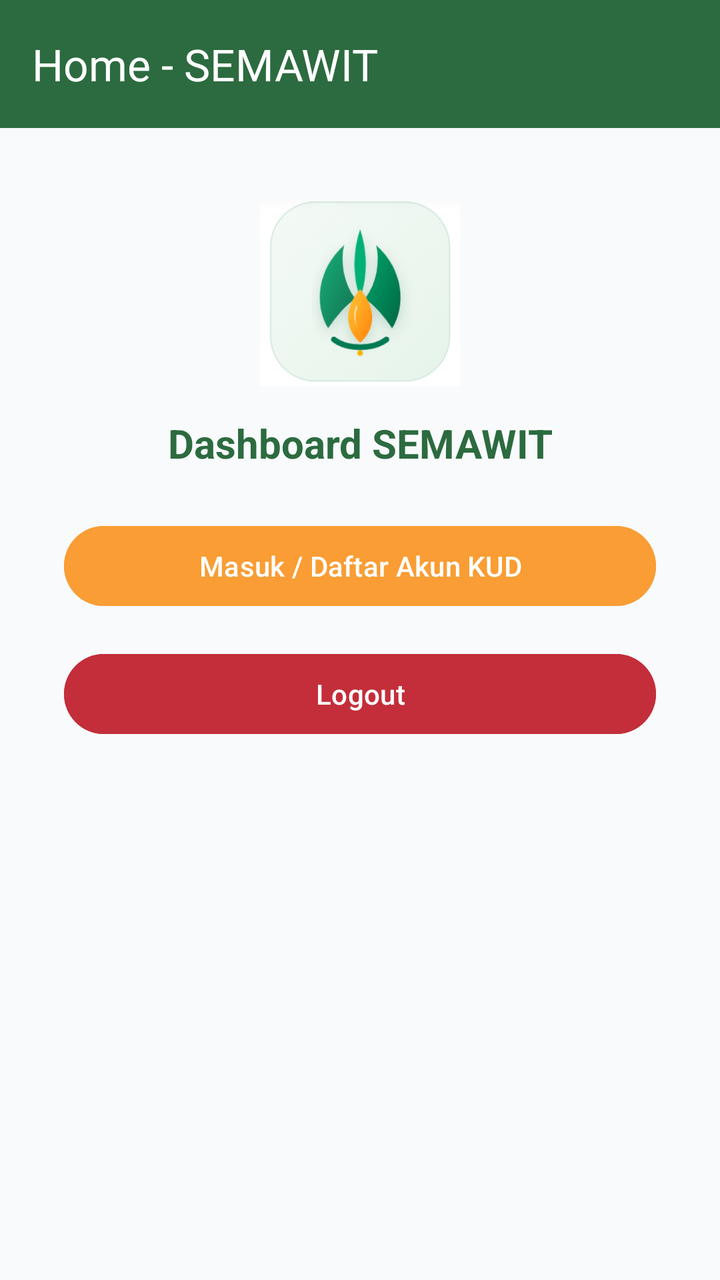
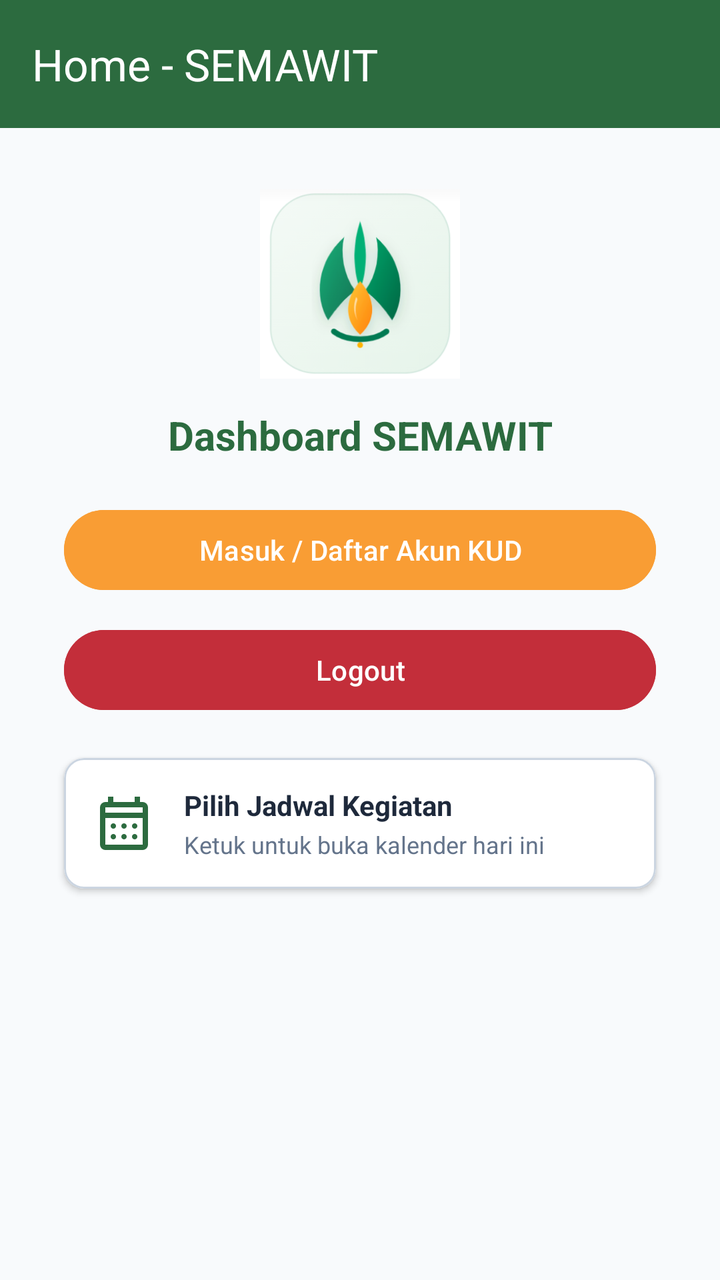

The first picture is an Android layout as it rendered before a commit; the second is the same layout after the commit. The layout source and the unified diff follow.
<!-- AndroidManifest.xml: application theme Theme.WDIoreo -->
<!-- res/layout/fragment_home.xml -->
<?xml version="1.0" encoding="utf-8"?>
<androidx.constraintlayout.widget.ConstraintLayout xmlns:android="http://schemas.android.com/apk/res/android"
    xmlns:app="http://schemas.android.com/apk/res-auto"
    android:layout_width="match_parent"
    android:layout_height="match_parent"
    android:background="#F8FAFC">

    <androidx.appcompat.widget.Toolbar
        android:id="@+id/toolbarHome"
        android:layout_width="match_parent"
        android:layout_height="?attr/actionBarSize"
        android:background="@color/primary_green"
        app:layout_constraintTop_toTopOf="parent"
        app:title="Home - SEMAWIT"
        app:titleTextColor="@android:color/white" />

    <ImageView
        android:id="@+id/ivLogoHome"
        android:layout_width="100dp"
        android:layout_height="100dp"
        android:layout_marginTop="32dp"
        android:src="@drawable/logo_semawit"
        app:layout_constraintEnd_toEndOf="parent"
        app:layout_constraintStart_toStartOf="parent"
        app:layout_constraintTop_toBottomOf="@id/toolbarHome" />

    <TextView
        android:id="@+id/tvWelcome"
        android:layout_width="wrap_content"
        android:layout_height="wrap_content"
        android:layout_marginTop="12dp"
        android:text="Dashboard SEMAWIT"
        android:textColor="@color/primary_green"
        android:textSize="20sp"
        android:textStyle="bold"
        app:layout_constraintEnd_toEndOf="parent"
        app:layout_constraintStart_toStartOf="parent"
        app:layout_constraintTop_toBottomOf="@id/ivLogoHome" />

    <Button
        android:id="@+id/btnKUDWeb"
        android:layout_width="0dp"
        android:layout_height="wrap_content"
        android:layout_marginHorizontal="32dp"
        android:layout_marginTop="24dp"
        android:backgroundTint="@color/secondary_orange"
        android:text="Masuk / Daftar Akun KUD"
        android:textColor="@color/white"
        app:layout_constraintEnd_toEndOf="parent"
        app:layout_constraintStart_toStartOf="parent"
        app:layout_constraintTop_toBottomOf="@id/tvWelcome" />

    <Button
        android:id="@+id/btnLogout"
        android:layout_width="0dp"
        android:layout_height="wrap_content"
        android:layout_marginHorizontal="32dp"
        android:layout_marginTop="16dp"
        android:backgroundTint="@color/tertiary_red"
        android:text="Logout"
        android:textColor="@color/white"
        app:layout_constraintEnd_toEndOf="parent"
        app:layout_constraintStart_toStartOf="parent"
        app:layout_constraintTop_toBottomOf="@id/btnKUDWeb" />

</androidx.constraintlayout.widget.ConstraintLayout>
<!-- resources referenced by this layout -->
<resources>
  <color name="primary_green">#2C6B3F</color>
  <color name="secondary_orange">#F99D34</color>
  <color name="tertiary_red">#C32E3A</color>
  <color name="white">#FFFFFFFF</color>
  <!-- drawable logo_semawit: png bitmap (drawable, 206277 bytes) -->
  <style name="Theme.WDIoreo" parent="Base.Theme.WDIoreo" />
  <style name="Base.Theme.WDIoreo" parent="Theme.Material3.DayNight.NoActionBar">
          
          <item name="colorPrimary">@color/primary_green</item>
          <item name="colorSecondary">@color/secondary_orange</item>
          <item name="colorTertiary">@color/tertiary_red</item>
  
          
          <item name="android:statusBarColor">@color/primary_green</item>
      </style>
</resources>

<!-- the commit's change to res/layout/fragment_home.xml (unified diff, before → after) -->
@@ -18,7 +18,7 @@
         android:id="@+id/ivLogoHome"
         android:layout_width="100dp"
         android:layout_height="100dp"
-        android:layout_marginTop="32dp"
+        android:layout_marginTop="28dp"
         android:src="@drawable/logo_semawit"
         app:layout_constraintEnd_toEndOf="parent"
         app:layout_constraintStart_toStartOf="parent"
@@ -42,7 +42,7 @@
         android:layout_width="0dp"
         android:layout_height="wrap_content"
         android:layout_marginHorizontal="32dp"
-        android:layout_marginTop="24dp"
+        android:layout_marginTop="20dp"
         android:backgroundTint="@color/secondary_orange"
         android:text="Masuk / Daftar Akun KUD"
         android:textColor="@color/white"
@@ -55,7 +55,7 @@
         android:layout_width="0dp"
         android:layout_height="wrap_content"
         android:layout_marginHorizontal="32dp"
-        android:layout_marginTop="16dp"
+        android:layout_marginTop="12dp"
         android:backgroundTint="@color/tertiary_red"
         android:text="Logout"
         android:textColor="@color/white"
@@ -63,4 +63,64 @@
         app:layout_constraintStart_toStartOf="parent"
         app:layout_constraintTop_toBottomOf="@id/btnKUDWeb" />
 
+    <com.google.android.material.card.MaterialCardView
+        android:id="@+id/cardDatePicker"
+        android:layout_width="0dp"
+        android:layout_height="wrap_content"
+        android:layout_marginHorizontal="32dp"
+        android:layout_marginTop="20dp"
+        android:clickable="true"
+        android:focusable="true"
+        app:cardBackgroundColor="#FFFFFF"
+        app:cardCornerRadius="10dp"
+        app:cardElevation="2dp"
+        app:strokeColor="#CBD5E1"
+        app:strokeWidth="1dp"
+        app:layout_constraintEnd_toEndOf="parent"
+        app:layout_constraintStart_toStartOf="parent"
+        app:layout_constraintTop_toBottomOf="@id/btnLogout">
+
+        <LinearLayout
+            android:layout_width="match_parent"
+            android:layout_height="wrap_content"
+            android:gravity="center_vertical"
+            android:orientation="horizontal"
+            android:padding="14dp">
+
+            <ImageView
+                android:id="@+id/ivCalendarIcon"
+                android:layout_width="32dp"
+                android:layout_height="32dp"
+                android:src="@drawable/ic_calender"
+                app:tint="@color/primary_green" />
+
+            <LinearLayout
+                android:layout_width="0dp"
+                android:layout_height="wrap_content"
+                android:layout_marginStart="14dp"
+                android:layout_weight="1"
+                android:orientation="vertical">
+
+                <TextView
+                    android:id="@+id/tvTanggalTerpilih"
+                    android:layout_width="wrap_content"
+                    android:layout_height="wrap_content"
+                    android:text="Pilih Jadwal Kegiatan"
+                    android:textColor="#1E293B"
+                    android:textSize="14sp"
+                    android:textStyle="bold" />
+
+                <TextView
+                    android:id="@+id/tvAgendaKebun"
+                    android:layout_width="wrap_content"
+                    android:layout_height="wrap_content"
+                    android:layout_marginTop="2dp"
+                    android:text="Ketuk untuk buka kalender hari ini"
+                    android:textColor="#64748B"
+                    android:textSize="12sp" />
+            </LinearLayout>
+
+        </LinearLayout>
+    </com.google.android.material.card.MaterialCardView>
+
 </androidx.constraintlayout.widget.ConstraintLayout>
<!-- resource entries referenced after the edit -->
@@ -4,6 +4,12 @@
   <color name="secondary_orange">#F99D34</color>
   <color name="tertiary_red">#C32E3A</color>
   <color name="white">#FFFFFFFF</color>
+  <!-- drawable ic_calender (drawable) -->
+  <vector xmlns:android="http://schemas.android.com/apk/res/android" android:height="24dp" android:tint="#475569" android:viewportHeight="960" android:viewportWidth="960" android:width="24dp">
+        
+      <path android:fillColor="@android:color/white" android:pathData="M200,880Q167,880 143.5,856.5Q120,833 120,800L120,240Q120,207 143.5,183.5Q167,160 200,160L240,160L240,80L320,80L320,160L640,160L640,80L720,80L720,160L760,160Q793,160 816.5,183.5Q840,207 840,240L840,800Q840,833 816.5,856.5Q793,880 760,880L200,880ZM200,800L760,800Q760,800 760,800Q760,800 760,800L760,400L200,400L200,800Q200,800 200,800Q200,800 200,800ZM200,320L760,320L760,240Q760,240 760,240Q760,240 760,240L200,240Q200,240 200,240Q200,240 200,240L200,320ZM200,320L200,240Q200,240 200,240Q200,240 200,240L200,240Q200,240 200,240Q200,240 200,240L200,320ZM480,560Q463,560 451.5,548.5Q440,537 440,520Q440,503 451.5,491.5Q463,480 480,480Q497,480 508.5,491.5Q520,503 520,520Q520,537 508.5,548.5Q497,560 480,560ZM291.5,548.5Q280,537 280,520Q280,503 291.5,491.5Q303,480 320,480Q337,480 348.5,491.5Q360,503 360,520Q360,537 348.5,548.5Q337,560 320,560Q303,560 291.5,548.5ZM640,560Q623,560 611.5,548.5Q600,537 600,520Q600,503 611.5,491.5Q623,480 640,480Q657,480 668.5,491.5Q680,503 680,520Q680,537 668.5,548.5Q657,560 640,560ZM480,720Q463,720 451.5,708.5Q440,697 440,680Q440,663 451.5,651.5Q463,640 480,640Q497,640 508.5,651.5Q520,663 520,680Q520,697 508.5,708.5Q497,720 480,720ZM291.5,708.5Q280,697 280,680Q280,663 291.5,651.5Q303,640 320,640Q337,640 348.5,651.5Q360,663 360,680Q360,697 348.5,708.5Q337,720 320,720Q303,720 291.5,708.5ZM640,720Q623,720 611.5,708.5Q600,697 600,680Q600,663 611.5,651.5Q623,640 640,640Q657,640 668.5,651.5Q680,663 680,680Q680,697 668.5,708.5Q657,720 640,720Z"/>
+      
+  </vector>
   <!-- drawable logo_semawit: png bitmap (drawable, 206277 bytes) -->
   <style name="Theme.WDIoreo" parent="Base.Theme.WDIoreo" />
   <style name="Base.Theme.WDIoreo" parent="Theme.Material3.DayNight.NoActionBar">
